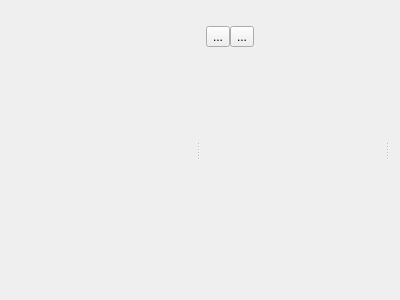
qgis/QGIS, file src/ui/qgsattributesformproperties.ui: the form before one commit.
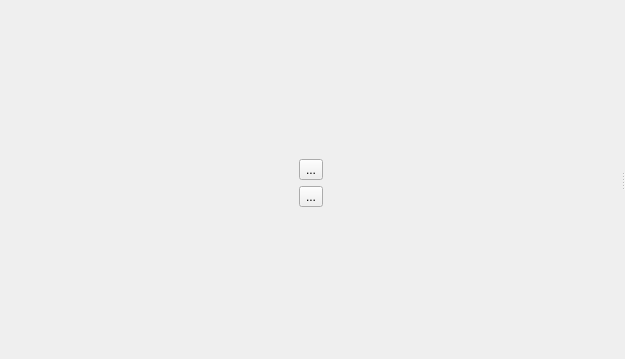
The form after the commit. Icons and pictures are not drawn.

What changed in the file:
```diff
--- a/src/ui/qgsattributesformproperties.ui
+++ b/src/ui/qgsattributesformproperties.ui
@@ -6,101 +6,86 @@
    <rect>
     <x>0</x>
     <y>0</y>
-    <width>400</width>
-    <height>300</height>
+    <width>625</width>
+    <height>359</height>
    </rect>
   </property>
   <property name="windowTitle">
    <string>Form</string>
   </property>
   <layout class="QGridLayout" name="gridLayout">
+   <property name="leftMargin">
+    <number>0</number>
+   </property>
+   <property name="topMargin">
+    <number>0</number>
+   </property>
+   <property name="rightMargin">
+    <number>0</number>
+   </property>
+   <property name="bottomMargin">
+    <number>0</number>
+   </property>
    <item row="0" column="0">
     <widget class="QSplitter" name="splitter">
      <property name="orientation">
       <enum>Qt::Horizontal</enum>
      </property>
-     <widget class="QWidget" name="mDragListWidget" native="true"/>
-     <widget class="QWidget" name="widget_2" native="true">
-      <layout class="QVBoxLayout" name="verticalLayout">
-       <property name="spacing">
-        <number>0</number>
-       </property>
-       <property name="leftMargin">
-        <number>6</number>
-       </property>
-       <property name="topMargin">
-        <number>6</number>
-       </property>
-       <property name="rightMargin">
-        <number>6</number>
-       </property>
-       <property name="bottomMargin">
-        <number>6</number>
-       </property>
-       <item>
-        <widget class="QWidget" name="widget" native="true">
-         <property name="maximumSize">
+     <widget class="QWidget" name="widget" native="true">
+      <layout class="QGridLayout" name="gridLayout_3">
+       <item row="2" column="1">
+        <widget class="QToolButton" name="mRemoveTabOrGroupButton">
+         <property name="text">
+          <string>...</string>
+         </property>
+         <property name="icon">
+          <iconset resource="../../images/images.qrc">
+           <normaloff>:/images/themes/default/symbologyRemove.svg</normaloff>:/images/themes/default/symbologyRemove.svg</iconset>
+         </property>
+        </widget>
+       </item>
+       <item row="3" column="1">
+        <spacer name="verticalSpacer">
+         <property name="orientation">
+          <enum>Qt::Vertical</enum>
+         </property>
+         <property name="sizeHint" stdset="0">
           <size>
-           <width>16777215</width>
+           <width>20</width>
            <height>40</height>
           </size>
          </property>
-         <layout class="QHBoxLayout" name="horizontalLayout">
-          <property name="spacing">
-           <number>0</number>
-          </property>
-          <property name="leftMargin">
-           <number>0</number>
-          </property>
-          <property name="topMargin">
-           <number>0</number>
-          </property>
-          <property name="rightMargin">
-           <number>0</number>
-          </property>
-          <property name="bottomMargin">
-           <number>0</number>
-          </property>
-          <item>
-           <widget class="QToolButton" name="mRemoveTabOrGroupButton">
-            <property name="text">
-             <string>...</string>
-            </property>
-            <property name="icon">
-             <iconset resource="../../images/images.qrc">
-              <normaloff>:/images/themes/default/symbologyRemove.svg</normaloff>:/images/themes/default/symbologyRemove.svg</iconset>
-            </property>
-           </widget>
-          </item>
-          <item>
-           <widget class="QToolButton" name="mAddTabOrGroupButton">
-            <property name="text">
-             <string>...</string>
-            </property>
-            <property name="icon">
-             <iconset resource="../../images/images.qrc">
-              <normaloff>:/images/themes/default/symbologyAdd.svg</normaloff>:/images/themes/default/symbologyAdd.svg</iconset>
-            </property>
-           </widget>
-          </item>
-          <item>
-           <spacer name="horizontalSpacer">
-            <property name="orientation">
-             <enum>Qt::Horizontal</enum>
-            </property>
-            <property name="sizeHint" stdset="0">
-             <size>
-              <width>40</width>
-              <height>20</height>
-             </size>
-            </property>
-           </spacer>
-          </item>
-         </layout>
+        </spacer>
+       </item>
+       <item row="0" column="1">
+        <spacer name="verticalSpacer_2">
+         <property name="orientation">
+          <enum>Qt::Vertical</enum>
+         </property>
+         <property name="sizeHint" stdset="0">
+          <size>
+           <width>20</width>
+           <height>40</height>
+          </size>
+         </property>
+        </spacer>
+       </item>
+       <item row="1" column="1">
+        <widget class="QToolButton" name="mAddTabOrGroupButton">
+         <property name="text">
+          <string>...</string>
+         </property>
+         <property name="icon">
+          <iconset resource="../../images/images.qrc">
+           <normaloff>:/images/themes/default/symbologyAdd.svg</normaloff>:/images/themes/default/symbologyAdd.svg</iconset>
+         </property>
         </widget>
        </item>
-       <item>
-        <widget class="QWidget" name="mDropListWidget" native="true"/>
+       <item row="0" column="2" rowspan="4">
+        <widget class="QWidget" name="mFormLayoutWidget" native="true"/>
+       </item>
+       <item row="0" column="0" rowspan="4">
+        <widget class="QWidget" name="mAvailableWidgetsWidget" native="true"/>
        </item>
       </layout>
      </widget>
```
Left out of the diff: 25 changed lines with no effect on the pictures.
